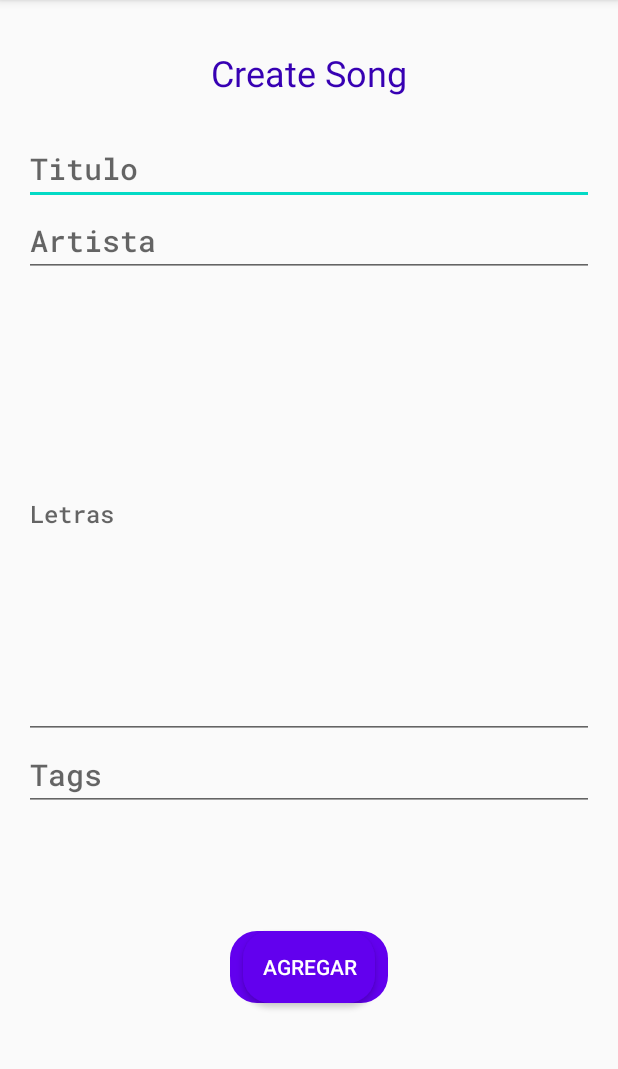
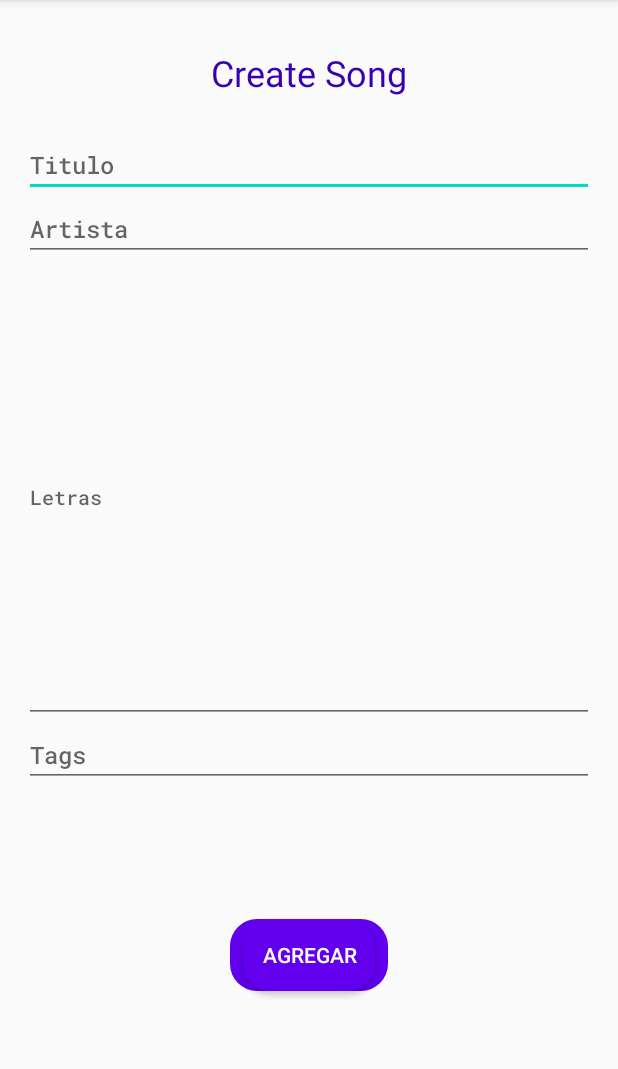
Before and after one commit to melisgb/CancioneroCatolico, an Android app: the EditSongActivity screen opened directly, with no data from a screen before it, on a phone screen of 412 x 824 dp, the part 84-1153 px from its top. Run offline under Robolectric (Android 15) with nearby library versions, the phone set to English and light mode, and no system bars.

Commit message:
Customizing ReadSong / EditSong layout
For better visualization

```diff
--- a/app/src/main/java/com/example/cancionerocatolico/Lyrics.kt
+++ b/app/src/main/java/com/example/cancionerocatolico/Lyrics.kt
@@ -24,8 +24,8 @@ class Lyrics {
     }
 
     fun isChord(word: String) : Boolean {
-        var latinChordsPatt  = "(Do|Re|Mi|Fa|Sol|La|Si)(#|7|m|b)?".toRegex(RegexOption.IGNORE_CASE)
-        var ameriChordsPatt = """([A-G])(#|7)?""".toRegex()
+        var latinChordsPatt  = "(Do|Re|Mi|Fa|Sol|La|Si)(#|7|#m|m|b)?".toRegex(RegexOption.IGNORE_CASE)
+        var ameriChordsPatt = """([A-G])(#|7|sus|m)?""".toRegex()
         return word.matches(ameriChordsPatt) || word.matches(latinChordsPatt)
     }
 }
--- a/app/src/main/res/layout/activity_edit_song.xml
+++ b/app/src/main/res/layout/activity_edit_song.xml
@@ -31,7 +31,7 @@
         android:hint="@string/hint_song_title"
         android:inputType="textPersonName"
         android:maxLength="35"
-        android:textSize="20sp"
+        android:textSize="16sp"
         app:layout_constraintEnd_toEndOf="parent"
         app:layout_constraintHorizontal_bias="0.0"
         app:layout_constraintStart_toStartOf="parent"
@@ -48,7 +48,7 @@
         android:fontFamily="@font/roboto_mono_medium"
         android:hint="@string/hint_song_artist"
         android:inputType="textPersonName"
-        android:textSize="20sp"
+        android:textSize="16sp"
         app:layout_constraintEnd_toEndOf="parent"
         app:layout_constraintHorizontal_bias="0.0"
         app:layout_constraintStart_toStartOf="parent"
@@ -69,7 +69,7 @@
         android:fontFamily="@font/roboto_mono_medium"
         android:hint="@string/hint_song_lyrics"
         android:inputType="textLongMessage|textMultiLine"
-        android:textSize="16sp"
+        android:textSize="13sp"
         app:layout_constraintEnd_toEndOf="parent"
         app:layout_constraintStart_toStartOf="parent"
         app:layout_constraintTop_toBottomOf="@+id/etxtSongArtist" />
@@ -82,11 +82,11 @@
         android:layout_marginRight="16sp"
         android:autofillHints=""
         android:ems="10"
+        android:focusable="true"
         android:fontFamily="@font/roboto_mono_medium"
-        android:focusable="true"
         android:hint="@string/hint_song_tags"
         android:inputType="textMultiLine"
-        android:textSize="20sp"
+        android:textSize="16sp"
         app:layout_constraintEnd_toEndOf="parent"
         app:layout_constraintStart_toStartOf="parent"
         app:layout_constraintTop_toBottomOf="@+id/etxtSongLyrics" />
```
Also changed, not shown: app/src/main/res/layout/activity_read_song.xml (+6 -6 lines).
